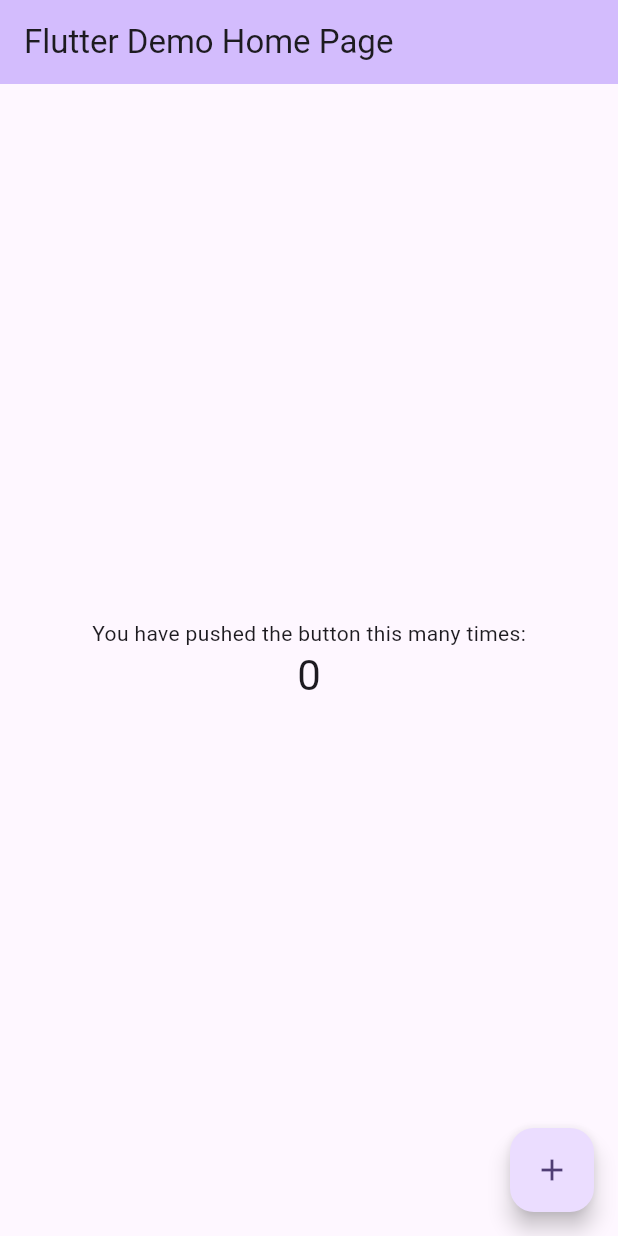
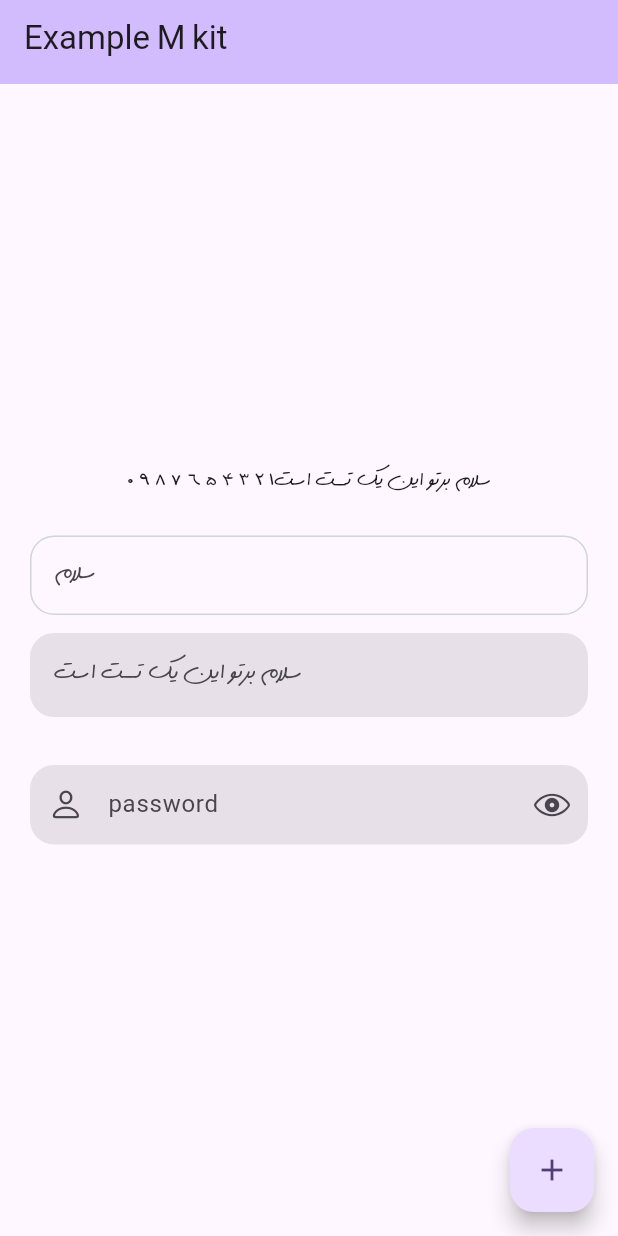
Before and after one commit to mes71/m_kit, a Flutter app: the screen it shows after launch, on a phone screen of 412 x 824 dp. Run offline on Flutter 3.47's test engine with Material 3 defaults, Android fonts, the phone set to English and light mode, and no system bars.

Commit message:
fate : text_input_widget

```diff
--- a/example/lib/main.dart
+++ b/example/lib/main.dart
@@ -1,3 +1,4 @@
+import 'package:MKit/m_kit.dart';
 import 'package:flutter/material.dart';
 
 void main() {
@@ -13,110 +14,79 @@ class MyApp extends StatelessWidget {
     return MaterialApp(
       title: 'Flutter Demo',
       theme: ThemeData(
-        // This is the theme of your application.
-        //
-        // TRY THIS: Try running your application with "flutter run". You'll see
-        // the application has a purple toolbar. Then, without quitting the app,
-        // try changing the seedColor in the colorScheme below to Colors.green
-        // and then invoke "hot reload" (save your changes or press the "hot
-        // reload" button in a Flutter-supported IDE, or press "r" if you used
-        // the command line to start the app).
-        //
-        // Notice that the counter didn't reset back to zero; the application
-        // state is not lost during the reload. To reset the state, use hot
-        // restart instead.
-        //
-        // This works for code too, not just values: Most code changes can be
-        // tested with just a hot reload.
+        fontFamily: 'dast',
         colorScheme: ColorScheme.fromSeed(seedColor: Colors.deepPurple),
         useMaterial3: true,
       ),
-      home: const MyHomePage(title: 'Flutter Demo Home Page'),
+      home: const MyHomePage(),
     );
   }
 }
 
 class MyHomePage extends StatefulWidget {
-  const MyHomePage({super.key, required this.title});
-
-  // This widget is the home page of your application. It is stateful, meaning
-  // that it has a State object (defined below) that contains fields that affect
-  // how it looks.
-
-  // This class is the configuration for the state. It holds the values (in this
-  // case the title) provided by the parent (in this case the App widget) and
-  // used by the build method of the State. Fields in a Widget subclass are
-  // always marked "final".
-
-  final String title;
+  const MyHomePage({super.key});
 
   @override
   State<MyHomePage> createState() => _MyHomePageState();
 }
 
 class _MyHomePageState extends State<MyHomePage> {
-  int _counter = 0;
-
-  void _incrementCounter() {
-    setState(() {
-      // This call to setState tells the Flutter framework that something has
-      // changed in this State, which causes it to rerun the build method below
-      // so that the display can reflect the updated values. If we changed
-      // _counter without calling setState(), then the build method would not be
-      // called again, and so nothing would appear to happen.
-      _counter++;
-    });
+  @override
+  void initState() {
+    super.initState();
+    MLogger.log("Hello, MKit!");
   }
 
   @override
   Widget build(BuildContext context) {
-    // This method is rerun every time setState is called, for instance as done
-    // by the _incrementCounter method above.
-    //
-    // The Flutter framework has been optimized to make rerunning build methods
-    // fast, so that you can just rebuild anything that needs updating rather
-    // than having to individually change instances of widgets.
     return Scaffold(
       appBar: AppBar(
-        // TRY THIS: Try changing the color here to a specific color (to
-        // Colors.amber, perhaps?) and trigger a hot reload to see the AppBar
-        // change color while the other colors stay the same.
         backgroundColor: Theme.of(context).colorScheme.inversePrimary,
-        // Here we take the value from the MyHomePage object that was created by
-        // the App.build method, and use it to set our appbar title.
-        title: Text(widget.title),
+        title: Text("Example M kit"),
       ),
       body: Center(
-        // Center is a layout widget. It takes a single child and positions it
-        // in the middle of the parent.
+        child: Padding(
+          padding: const EdgeInsets.all(20.0),
           child: Column(
-          // Column is also a layout widget. It takes a list of children and
-          // arranges them vertically. By default, it sizes itself to fit its
-          // children horizontally, and tries to be as tall as its parent.
-          //
-          // Column has various properties to control how it sizes itself and
-          // how it positions its children. Here we use mainAxisAlignment to
-          // center the children vertically; the main axis here is the vertical
-          // axis because Columns are vertical (the cross axis would be
-          // horizontal).
-          //
-          // TRY THIS: Invoke "debug painting" (choose the "Toggle Debug Paint"
-          // action in the IDE, or press "p" in the console), to see the
-          // wireframe for each widget.
             mainAxisAlignment: MainAxisAlignment.center,
             children: <Widget>[
-            const Text(
-              'You have pushed the button this many times:',
+              Text(
+                "سلام برتو این یک تست است1 2 3 4 5 6 7 8 9 0",
+                style: TextStyle(
+                  fontFamily: 'dast',
                 ),
-            Text(
-              '$_counter',
-              style: Theme.of(context).textTheme.headlineMedium,
+              ),
+              SizedBox(height: 20),
+              MTextField(
+                hintText: "سلام برتو این یک تست است",
+                label: "سلام ",
+                keyboardType: TextInputType.text,
+                onChanged: (value) {
+                  MLogger.log(value);
+                },
+              ),
+              MTextField.noBorder(
+                hintText: "Enter your name",
+                label: "سلام برتو این یک تست است",
+                keyboardType: TextInputType.text,
+                onChanged: (value) {
+                  MLogger.log(value);
+                },
+              ),
+              SizedBox(height: 20),
+              MTextField.password(
+                label: "password",
+                keyboardType: TextInputType.text,
+                onChanged: (value) {
+                  MLogger.log(value);
+                },
               ),
             ],
           ),
         ),
+      ),
       floatingActionButton: FloatingActionButton(
-        onPressed: _incrementCounter,
+        onPressed: () {},
         tooltip: 'Increment',
         child: const Icon(Icons.add),
       ), // This trailing comma makes auto-formatting nicer for build methods.
--- a/lib/m_kit.dart
+++ b/lib/m_kit.dart
@@ -1 +1,4 @@
 library MKit;
+
+export 'src/utils/logger/logger.dart' show MLogger;
+export 'src/widget/m_widget.dart';
--- /dev/null
+++ b/lib/src/widget/common/m_color.dart
@@ -0,0 +1,8 @@
+import 'package:flutter/material.dart';
+
+class MColor {
+  static const Color borderPrimary = Color(0xFFD0D5DD);
+  static const Color borderError = Color(0xFFFECDC9);
+  static const Color textPrimaryColorLight = Color(0xff353535);
+  static const Color textPrimaryColorDark = Color(0xffFFFFFF);
+}
--- /dev/null
+++ b/lib/src/widget/common/m_text_style.dart
@@ -0,0 +1,119 @@
+import 'package:MKit/src/widget/common/m_color.dart';
+import 'package:flutter/material.dart';
+
+class MTextStyle {
+  MTextStyle._();
+
+  static TextStyle headline1(BuildContext context) => TextStyle(
+        textBaseline: TextBaseline.alphabetic,
+        fontWeight: FontWeight.w700,
+        fontSize: 48,
+        color: Theme.of(context).colorScheme.tertiary,
+        fontFamilyFallback: const [],
+      );
+
+  static TextStyle headline2(BuildContext context) => TextStyle(
+        textBaseline: TextBaseline.alphabetic,
+        fontWeight: FontWeight.w700,
+        fontSize: 40,
+        color: Theme.of(context).colorScheme.tertiary,
+        fontFamilyFallback: const [],
+      );
+
+  static TextStyle headline3(BuildContext context) => TextStyle(
+        textBaseline: TextBaseline.alphabetic,
+        fontWeight: FontWeight.w700,
+        fontSize: 36,
+        color: Theme.of(context).colorScheme.tertiary,
+        fontFamilyFallback: const [],
+      );
+
+  static TextStyle headline4(BuildContext context) => TextStyle(
+        textBaseline: TextBaseline.alphabetic,
+        fontWeight: FontWeight.w700,
+        fontSize: 32,
+        color: Theme.of(context).colorScheme.tertiary,
+        fontFamilyFallback: const [],
+      );
+
+  static TextStyle headline5(BuildContext context) => TextStyle(
+        textBaseline: TextBaseline.alphabetic,
+        fontWeight: FontWeight.w700,
+        fontSize: 28,
+        color: Theme.of(context).colorScheme.tertiary,
+        fontFamilyFallback: const [],
+      );
+
+  static TextStyle headline6(BuildContext context) => TextStyle(
+        textBaseline: TextBaseline.alphabetic,
+        fontWeight: FontWeight.w700,
+        fontSize: 24,
+        color: Theme.of(context).colorScheme.tertiary,
+        fontFamilyFallback: const [],
+      );
+
+  static TextStyle button(BuildContext context) => TextStyle(
+        textBaseline: TextBaseline.alphabetic,
+        fontWeight: FontWeight.w700,
+        fontSize: 18,
+        color: Theme.of(context).colorScheme.tertiary,
+        fontFamilyFallback: const [],
+      );
+
+  static TextStyle subtitle1(BuildContext context) => TextStyle(
+        textBaseline: TextBaseline.alphabetic,
+        fontWeight: FontWeight.w500,
+        fontSize: 20,
+        color: Theme.of(context).colorScheme.onTertiary,
+        fontFamilyFallback: const [],
+      );
+
+  static TextStyle subtitle2(BuildContext context) => TextStyle(
+        textBaseline: TextBaseline.alphabetic,
+        fontWeight: FontWeight.w600,
+        fontSize: 18,
+        color: Theme.of(context).colorScheme.tertiaryContainer,
+        fontFamilyFallback: const [],
+      );
+
+  static TextStyle buttonText(BuildContext context) => TextStyle(
+        textBaseline: TextBaseline.alphabetic,
+        fontWeight: FontWeight.w600,
+        fontSize: 14,
+        color: Theme.of(context).colorScheme.tertiary,
+        fontFamilyFallback: const [],
+      );
+
+  /*<==============================================================>*/
+  static TextStyle bodyText1(BuildContext context) => TextStyle(
+        textBaseline: TextBaseline.alphabetic,
+        fontWeight: FontWeight.w500,
+        fontSize: 16,
+        color: Theme.of(context).colorScheme.tertiary,
+        fontFamilyFallback: const [],
+      );
+
+  static TextStyle bodyText2(BuildContext context) => const TextStyle(
+        textBaseline: TextBaseline.alphabetic,
+        fontWeight: FontWeight.w400,
+        fontSize: 14,
+        color: MColor.textPrimaryColorLight,
+        fontFamilyFallback: [],
+      );
+
+  static TextStyle caption(BuildContext context) => TextStyle(
+        textBaseline: TextBaseline.alphabetic,
+        fontWeight: FontWeight.w400,
+        fontSize: 12,
+        color: Theme.of(context).colorScheme.tertiary,
+        fontFamilyFallback: const [],
+      );
+
+  static TextStyle caption2(BuildContext context) => TextStyle(
+        textBaseline: TextBaseline.alphabetic,
+        fontWeight: FontWeight.w400,
+        fontSize: 10,
+        color: Theme.of(context).colorScheme.tertiary,
+        fontFamilyFallback: const [],
+      );
+}
--- /dev/null
+++ b/lib/src/widget/m_widget.dart
@@ -0,0 +1 @@
+export 'text_input/m_text_input.dart';
--- /dev/null
+++ b/lib/src/widget/text_input/m_text_input.dart
@@ -0,0 +1,196 @@
+import 'package:MKit/src/widget/common/m_color.dart';
+import 'package:MKit/src/widget/common/m_text_style.dart';
+import 'package:flutter/cupertino.dart';
+import 'package:flutter/material.dart';
+
+@immutable
+class MTextField extends StatefulWidget {
+  MTextField(
+      {super.key,
+      this.maxLines,
+      this.maxLength,
+      this.hintText,
+      this.padding,
+      this.onChanged,
+      this.onSubmitted,
+      this.keyboardType,
+      this.showCounter = false,
+      this.isDense,
+      this.initText,
+      this.isForNumber = false,
+      this.style,
+      this.suffixIcon,
+      this.validator,
+      this.readonly = false,
+      this.boxConstraints,
+      this.minLines,
+      this.radius,
+      this.filled,
+      this.enabled,
+      this.label}) {
+    filled = filled ?? false;
+    obscure = false;
+    _inputBorder = OutlineInputBorder(
+        borderSide: const BorderSide(color: MColor.borderPrimary),
+        borderRadius: BorderRadius.circular(radius ?? 16));
+  }
+
+  MTextField.noBorder(
+      {super.key,
+      this.maxLines,
+      this.maxLength,
+      this.hintText,
+      this.padding,
+      this.onChanged,
+      this.onSubmitted,
+      this.keyboardType,
+      this.showCounter = false,
+      this.isDense,
+      this.initText,
+      this.style,
+      this.suffixIcon,
+      this.radius,
+      this.validator,
+      this.boxConstraints,
+      this.minLines,
+      this.isForNumber = false,
+      this.readonly = false,
+      this.label,
+      this.filled,
+      this.enabled}) {
+    _inputBorder = OutlineInputBorder(
+        borderSide: BorderSide.none,
+        borderRadius: BorderRadius.circular(radius ?? 16));
+    obscure = false;
+    filled = filled ?? true;
+  }
+
+  MTextField.password(
+      {super.key,
+      this.maxLines = 1,
+      this.maxLength,
+      this.hintText,
+      this.padding,
+      this.onChanged,
+      this.onSubmitted,
+      this.keyboardType,
+      this.showCounter = false,
+      this.isDense,
+      this.initText,
+      this.style,
+      this.suffixIcon,
+      this.prefixIcon,
+      this.radius,
+      this.validator,
+      this.boxConstraints,
+      this.minLines,
+      this.isForNumber = false,
+      this.readonly = false,
+      this.label,
+      this.filled,
+      this.enabled}) {
+    _inputBorder = OutlineInputBorder(
+        borderSide: BorderSide.none,
+        borderRadius: BorderRadius.circular(radius ?? 16));
+    filled = filled ?? true;
+    obscure = true;
+    _isPassword = true;
+    prefixIcon = prefixIcon ?? const Icon(CupertinoIcons.person);
+  }
+
+  final int? maxLines;
+  final int? minLines;
+  final int? maxLength;
+  final String? hintText;
+  final String? label;
+  final EdgeInsets? padding;
+  final TextStyle? style;
+  final bool showCounter;
+  final bool? isDense;
+  final bool? isForNumber;
+  final bool readonly;
+  bool? obscure;
+  final bool? enabled;
+  final double? radius;
+  final TextInputType? keyboardType;
+  final Function(String)? onChanged;
+  final Function(String)? onSubmitted;
+  final FormFieldValidator? validator;
+  final String? initText;
+  Widget? suffixIcon;
+  Widget? prefixIcon;
+  bool? filled;
+  bool _isPassword = false;
+
+  final BoxConstraints? boxConstraints;
+  late final InputBorder? _inputBorder;
+
+  @override
+  State<MTextField> createState() => _MTextFieldState();
+}
+
+class _MTextFieldState extends State<MTextField> {
+  final TextEditingController _controller = TextEditingController();
+  bool? obscure;
+
+  @override
+  void initState() {
+    super.initState();
+    if (widget.initText != null) {
+      _controller.text = widget.initText!;
+    }
+    obscure = widget.obscure;
+  }
+
+  @override
+  Widget build(BuildContext context) {
+    return Padding(
+        padding: widget.padding ?? const EdgeInsets.symmetric(vertical: 6.0),
+        child: TextFormField(
+          controller: _controller,
+          readOnly: widget.readonly,
+          minLines: widget.minLines,
+          maxLines: widget.maxLines,
+          onChanged: widget.onChanged,
+          validator: widget.validator,
+          enabled: widget.enabled,
+          obscureText: obscure ?? false,
+          onTapOutside: (event) {
+            FocusScope.of(context).unfocus();
+          },
+          onFieldSubmitted: widget.onSubmitted,
+          maxLength: widget.maxLength,
+          textDirection:
+              widget._isPassword ? TextDirection.ltr : TextDirection.rtl,
+          style: widget.style ?? MTextStyle.bodyText2(context),
+          keyboardType: widget.keyboardType,
+          decoration: InputDecoration(
+              errorStyle: MTextStyle.caption2(context),
+              errorMaxLines: 1,
+              isDense: widget.isDense,
+              suffixIcon: widget.suffixIcon ??
+                  (widget._isPassword
+                      ? IconButton(
+                          onPressed: () {
+                            setState(() {
+                              obscure = !obscure!;
+                            });
+                          },
+                          icon: Icon(!obscure!
+                              ? CupertinoIcons.eye_slash
+                              : CupertinoIcons.eye))
+                      : null),
+              suffixIconConstraints: widget.boxConstraints,
+              prefixIcon: widget.prefixIcon,
+              prefixIconConstraints: widget.boxConstraints,
+              hintText: widget.hintText,
+              labelText: widget.label,
+              filled: widget.filled,
+              counter: widget.showCounter ? null : const SizedBox(),
+              hintStyle: MTextStyle.bodyText2(context),
+              enabledBorder: widget._inputBorder,
+              focusedBorder: widget._inputBorder,
+              border: widget._inputBorder),
+        ));
+  }
+}
```
Also changed, not shown: example/pubspec.yaml (+10 -1 lines), pubspec.yaml (+1 -35 lines), example/assets/fonts/danst_nevis.otf (renamed from assets/fonts/danst_nevis.otf), example/assets/fonts/iran_sans.ttf (renamed from assets/fonts/iran_sans.ttf), example/assets/fonts/yekan.ttf (renamed from assets/fonts/yekan.ttf), example/pubspec.lock, 1 other file. Lines whose indentation alone changed are shown as unchanged.
